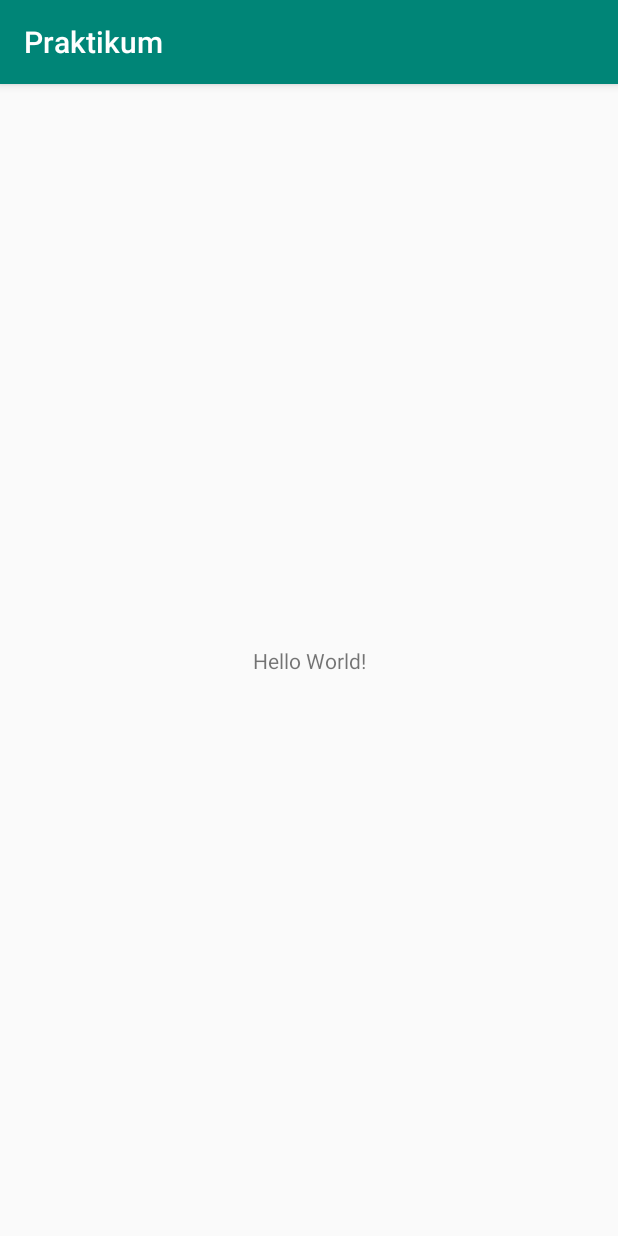
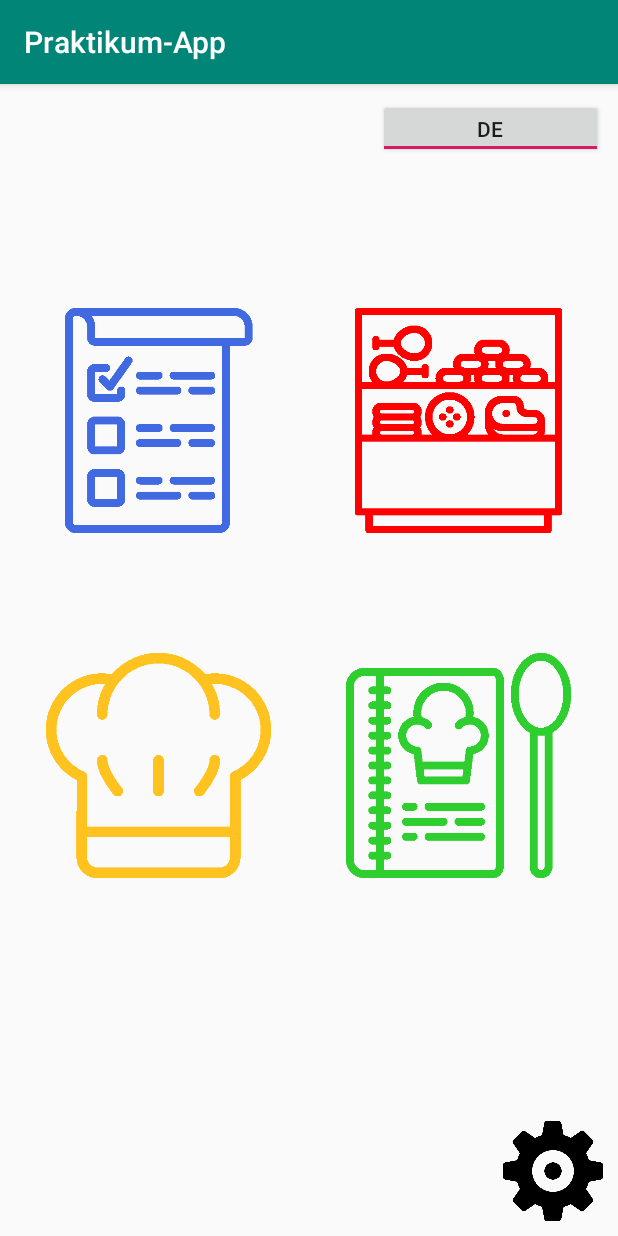
Before and after one commit to LennartPaciner/app-praktikum, an Android app: the screen it shows after launch (MainActivity), on a phone screen of 412 x 824 dp. Run offline under Robolectric (Android 15) with nearby library versions, the phone set to English and light mode, and no system bars.

Commit message:
Main Layout verbessert

```diff
--- a/praktikum/app/build.gradle
+++ b/praktikum/app/build.gradle
@@ -26,4 +26,5 @@ dependencies {
     testImplementation 'junit:junit:4.12'
     androidTestImplementation 'androidx.test:runner:1.2.0'
     androidTestImplementation 'androidx.test.espresso:espresso-core:3.2.0'
+    implementation 'androidx.gridlayout:gridlayout:1.0.0'
 }
--- a/praktikum/app/src/main/res/layout/activity_main.xml
+++ b/praktikum/app/src/main/res/layout/activity_main.xml
@@ -6,13 +6,96 @@
     android:layout_height="match_parent"
     tools:context=".MainActivity">
 
-    <TextView
-        android:layout_width="wrap_content"
+    <TableLayout
+        android:layout_width="0dp"
         android:layout_height="wrap_content"
-        android:text="Hello World!"
+        android:layout_marginStart="10dp"
+        android:layout_marginLeft="10dp"
+        android:layout_marginTop="10dp"
+        android:layout_marginEnd="10dp"
+        android:layout_marginRight="10dp"
+        app:layout_constraintEnd_toEndOf="parent"
+        app:layout_constraintHorizontal_bias="1.0"
+        app:layout_constraintStart_toStartOf="parent"
+        app:layout_constraintTop_toTopOf="parent">
+
+        <TableRow
+            android:layout_width="match_parent"
+            android:layout_height="match_parent"
+            android:gravity="right">
+
+            <ToggleButton
+                android:id="@+id/toggleButton3"
+                android:layout_width="66dp"
+                android:layout_height="match_parent"
+                android:checked="true"
+                android:minWidth="0dp"
+                android:minHeight="0dp"
+                android:text="ToggleButton"
+                android:textOff="EN"
+                android:textOn="DE" />
+
+        </TableRow>
+
+        <TableRow
+            android:layout_width="match_parent"
+            android:layout_height="match_parent"
+            android:gravity="center"
+            android:paddingTop="100dp">
+
+            <Button
+                android:id="@+id/button2"
+                android:layout_width="150dp"
+                android:layout_height="150dp"
+                android:background="@mipmap/checklist_blau"
+                android:visibility="visible" />
+
+            <Space
+                android:layout_width="50dp"
+                android:layout_height="wrap_content" />
+
+            <Button
+                android:id="@+id/button"
+                android:layout_width="150dp"
+                android:layout_height="150dp"
+                android:background="@mipmap/counter_rot" />
+        </TableRow>
+
+        <TableRow
+            android:layout_width="match_parent"
+            android:layout_height="match_parent"
+            android:gravity="center"
+            android:paddingTop="80dp">
+
+            <Button
+                android:id="@+id/button4"
+                android:layout_width="150dp"
+                android:layout_height="150dp"
+                android:background="@mipmap/chef_gelb" />
+
+            <Space
+                android:layout_width="50dp"
+                android:layout_height="wrap_content" />
+
+            <Button
+                android:id="@+id/button3"
+                android:layout_width="150dp"
+                android:layout_height="150dp"
+                android:background="@mipmap/recipe_book_gruen" />
+        </TableRow>
+
+    </TableLayout>
+
+    <Button
+        android:id="@+id/button5"
+        android:layout_width="100px"
+        android:layout_height="100px"
+        android:layout_marginEnd="10dp"
+        android:layout_marginRight="10dp"
+        android:layout_marginBottom="10dp"
+        android:background="@mipmap/nut_icon"
+        android:minWidth="0dip"
+        android:minHeight="0dip"
         app:layout_constraintBottom_toBottomOf="parent"
-        app:layout_constraintLeft_toLeftOf="parent"
-        app:layout_constraintRight_toRightOf="parent"
-        app:layout_constraintTop_toTopOf="parent" />
-
+        app:layout_constraintEnd_toEndOf="parent" />
 </androidx.constraintlayout.widget.ConstraintLayout>
--- a/praktikum/app/src/main/res/values/strings.xml
+++ b/praktikum/app/src/main/res/values/strings.xml
@@ -1,3 +1,3 @@
 <resources>
-    <string name="app_name">Praktikum</string>
+    <string name="app_name">Praktikum-App</string>
 </resources>
```
Also changed, not shown: praktikum/app/gradle/wrapper/gradle-wrapper.properties (added), praktikum/app/src/main/res/mipmap-hdpi/checklist_blau.png (added), praktikum/app/src/main/res/mipmap-hdpi/chef_gelb.png (added), praktikum/app/src/main/res/mipmap-hdpi/counter_rot.png (added), praktikum/app/src/main/res/mipmap-hdpi/nut_icon.png (added), praktikum/app/src/main/res/mipmap-hdpi/recipe_book_gruen.png (added), 8 other files.
